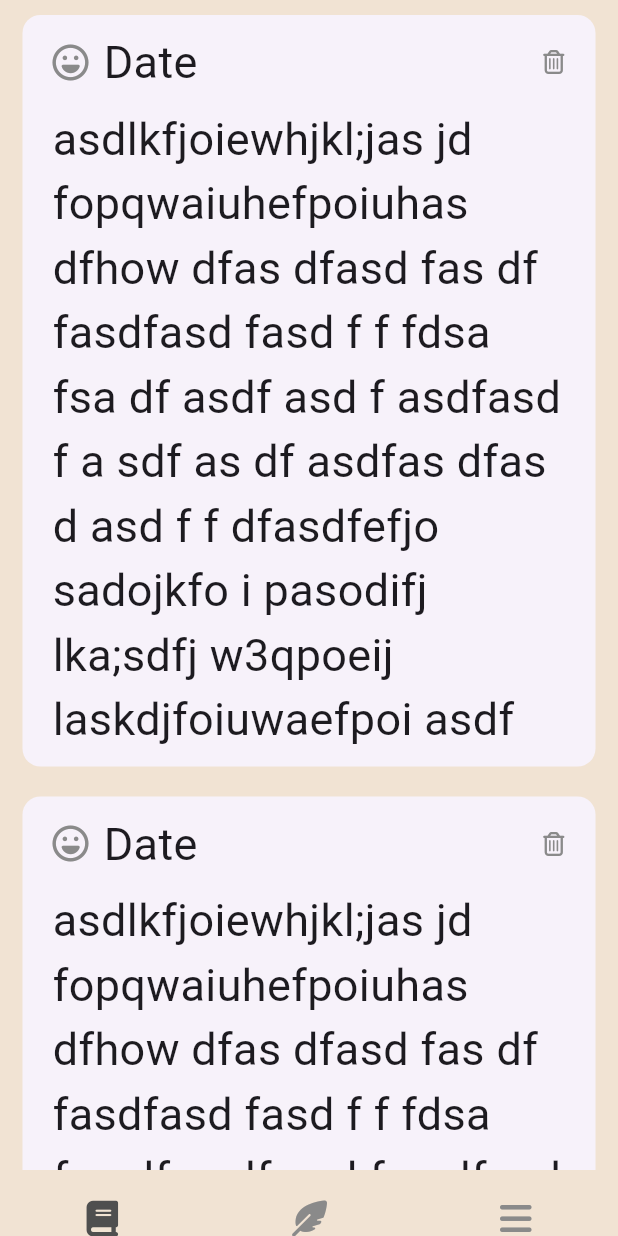
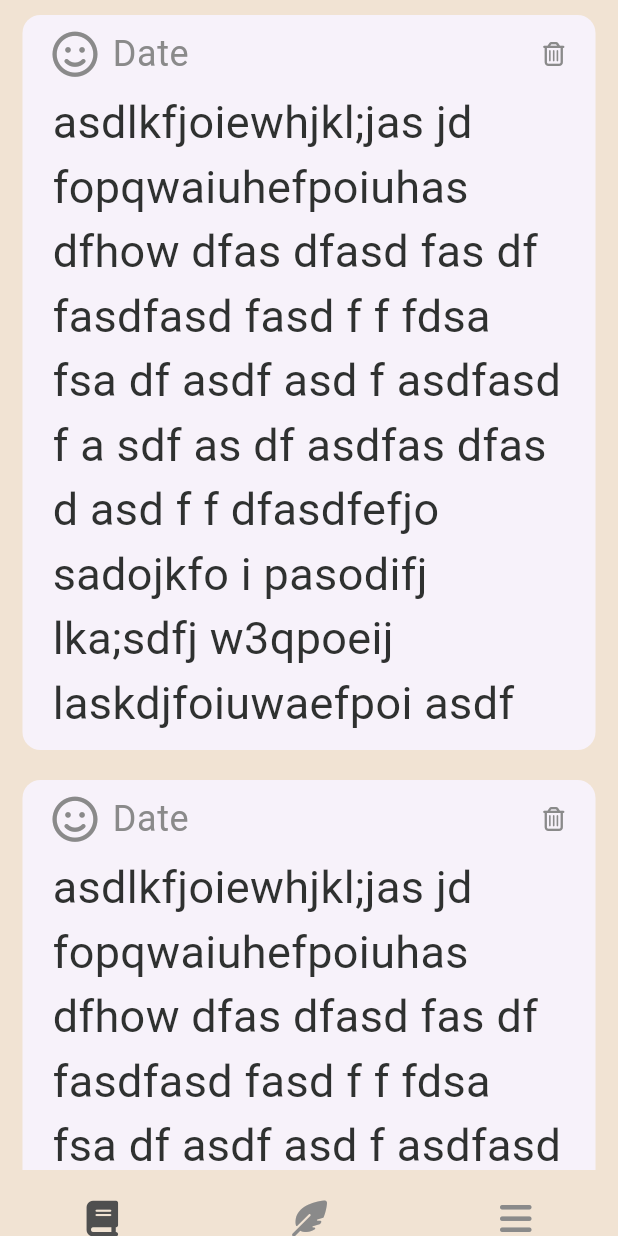
Before and after one commit to hojun-jo/moodtracker, a Flutter app: the screen it shows after launch, on a phone screen of 412 x 824 dp. Run offline on Flutter 3.47's test engine with Material 3 defaults, Android fonts, the phone set to English and light mode, and no system bars; our stand-ins replace device_preview, firebase_core, font_awesome_flutter, go_router, google_fonts; accounts and stored records are empty; Roboto replaces fonts that are missing (Dongle).

Commit message:
refactor: 위젯 분리

```diff
--- /dev/null
+++ b/lib/core/widgets/mood_card.dart
@@ -0,0 +1,19 @@
+import 'package:flutter/material.dart';
+
+class MoodCard extends StatelessWidget {
+  final Widget child;
+
+  const MoodCard({
+    super.key,
+    required this.child,
+  });
+
+  @override
+  Widget build(BuildContext context) {
+    return Card(
+      elevation: 0,
+      margin: EdgeInsets.zero,
+      child: child,
+    );
+  }
+}
--- a/lib/features/home/views/home_screen.dart
+++ b/lib/features/home/views/home_screen.dart
@@ -1,5 +1,7 @@
 import 'package:flutter/material.dart';
 import 'package:font_awesome_flutter/font_awesome_flutter.dart';
+import 'package:moodtracker/core/models/mood/mood_type.dart';
+import 'package:moodtracker/core/widgets/mood_card.dart';
 import 'package:moodtracker/core/widgets/small_icon_button.dart';
 
 class HomeScreen extends StatelessWidget {
@@ -17,9 +19,7 @@ class HomeScreen extends StatelessWidget {
                 horizontal: 15,
                 vertical: 10,
               ),
-              child: Card(
-                elevation: 0,
-                margin: EdgeInsets.zero,
+              child: MoodCard(
                 child: Padding(
                   padding: const EdgeInsets.symmetric(
                     horizontal: 20,
@@ -31,10 +31,13 @@ class HomeScreen extends StatelessWidget {
                       Row(
                         spacing: 10,
                         children: [
-                          const FaIcon(FontAwesomeIcons.faceLaugh),
+                          Icon(
+                            MoodType.smile.toIcon(),
+                            size: 30,
+                          ),
                           Text(
                             "Date",
-                            style: Theme.of(context).textTheme.bodyMedium,
+                            style: Theme.of(context).textTheme.bodySmall,
                           ),
                           const Spacer(),
                           SmallIconButton(
@@ -44,7 +47,7 @@ class HomeScreen extends StatelessWidget {
                         ],
                       ),
                       const Text(
-                          "asdlkfjoiewhjkl;jas jd fopqwaiuhefpoiuhas dfhow dfas dfasd fas df  fasdfasd fasd f f fdsa fsa df asdf asd f asdfasd f a sdf as df asdfas dfas d asd f f dfasdfefjo sadojkfo i pasodifj lka;sdfj w3qpoeij laskdjfoiuwaefpoi asdf")
+                          "asdlkfjoiewhjkl;jas jd fopqwaiuhefpoiuhas dfhow dfas dfasd fas df  fasdfasd fasd f f fdsa fsa df asdf asd f asdfasd f a sdf as df asdfas dfas d asd f f dfasdfefjo sadojkfo i pasodifj lka;sdfj w3qpoeij laskdjfoiuwaefpoi asdf"),
                     ],
                   ),
                 ),
```
Also changed, not shown: lib/core/theme/mood_text_theme.dart (+8 -2 lines), lib/features/write/views/write_screen.dart (+4 -9 lines).
